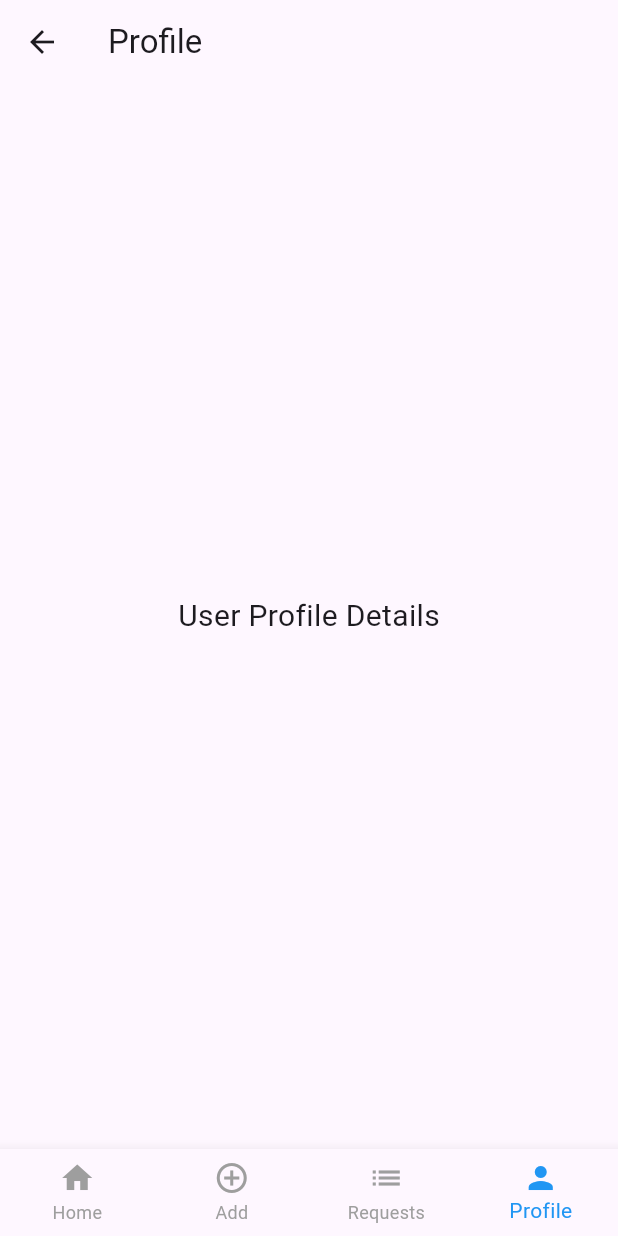
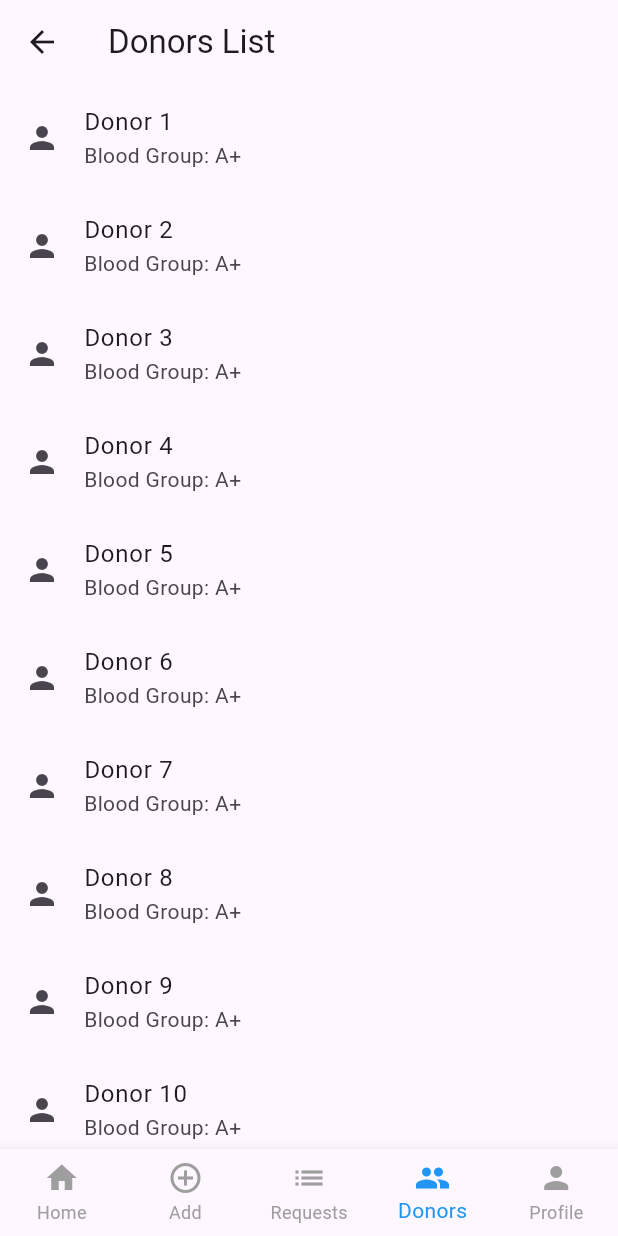
Before and after one commit to Durdana4/B-Life, a Flutter app: the HomeContainer screen opened by its route, item 4 of the bottom bar chosen, on a phone screen of 412 x 824 dp. Run offline on Flutter 3.47's test engine with Material 3 defaults, Android fonts, the phone set to English and light mode, and no system bars; our stand-ins replace sqflite; accounts and stored records are empty.

Commit message:
Implement DonorsListScreen and add navigation

```diff
--- a/lib/main.dart
+++ b/lib/main.dart
@@ -5,6 +5,7 @@ import 'screens/requests/request_details_screen.dart';
 import 'screens/auth/login_screen.dart';
 import 'screens/auth/registration_screen.dart';
 import 'screens/home/home_container.dart';
+import 'screens/donors/donors_list_screen.dart';
 
 void main() {
   runApp(const MyApp());
@@ -26,6 +27,7 @@ class MyApp extends StatelessWidget {
         '/register': (context) => const RegistrationScreen(),
         '/login': (context) => const LoginScreen(),
         '/dashboard': (context) => const HomeContainer(),
+        '/donors': (context) => const DonorsListScreen(),
       },
     );
   }
--- /dev/null
+++ b/lib/screens/donors/donors_list_screen.dart
@@ -0,0 +1,25 @@
+import 'package:flutter/material.dart';
+
+class DonorsListScreen extends StatelessWidget {
+  const DonorsListScreen({super.key});
+
+  @override
+  Widget build(BuildContext context) {
+    return Scaffold(
+      appBar: AppBar(title: const Text("Donors List")),
+      body: ListView.builder(
+        itemCount: 10, // TODO: replace with real data later
+        itemBuilder: (context, index) {
+          return ListTile(
+            leading: const Icon(Icons.person),
+            title: Text("Donor ${index + 1}"),
+            subtitle: const Text("Blood Group: A+"),
+            onTap: () {
+              // TODO: navigate to donor details
+            },
+          );
+        },
+      ),
+    );
+  }
+}
--- a/lib/screens/home/home_container.dart
+++ b/lib/screens/home/home_container.dart
@@ -4,6 +4,7 @@ import '../requests/add_request_screen.dart';
 import '../dashboard/dashboard_screen.dart';
 import '../profile/profile_screen.dart';
 import '../../widgets/app_navigation.dart';
+import '../donors/donors_list_screen.dart';
 
 class HomeContainer extends StatefulWidget {
   const HomeContainer({super.key});
@@ -19,6 +20,7 @@ class _HomeContainerState extends State<HomeContainer> {
     DashboardScreen(),
     AddRequestScreen(),
     RequestsListScreen(),
+    DonorsListScreen(),
     ProfileScreen(),
   ];
 
--- a/lib/widgets/app_navigation.dart
+++ b/lib/widgets/app_navigation.dart
@@ -20,22 +20,14 @@ class AppNavigation extends StatelessWidget {
       unselectedItemColor: Colors.grey,
       showUnselectedLabels: true,
       items: const [
-        BottomNavigationBarItem(
-          icon: Icon(Icons.home),
-          label: "Home",
-        ),
+        BottomNavigationBarItem(icon: Icon(Icons.home), label: "Home"),
         BottomNavigationBarItem(
           icon: Icon(Icons.add_circle_outline),
           label: "Add",
         ),
-        BottomNavigationBarItem(
-          icon: Icon(Icons.list),
-          label: "Requests",
-        ),
-        BottomNavigationBarItem(
-          icon: Icon(Icons.person),
-          label: "Profile",
-        ),
+        BottomNavigationBarItem(icon: Icon(Icons.list), label: "Requests"),
+        BottomNavigationBarItem(icon: Icon(Icons.people), label: "Donors"),
+        BottomNavigationBarItem(icon: Icon(Icons.person), label: "Profile"),
       ],
     );
   }
```
